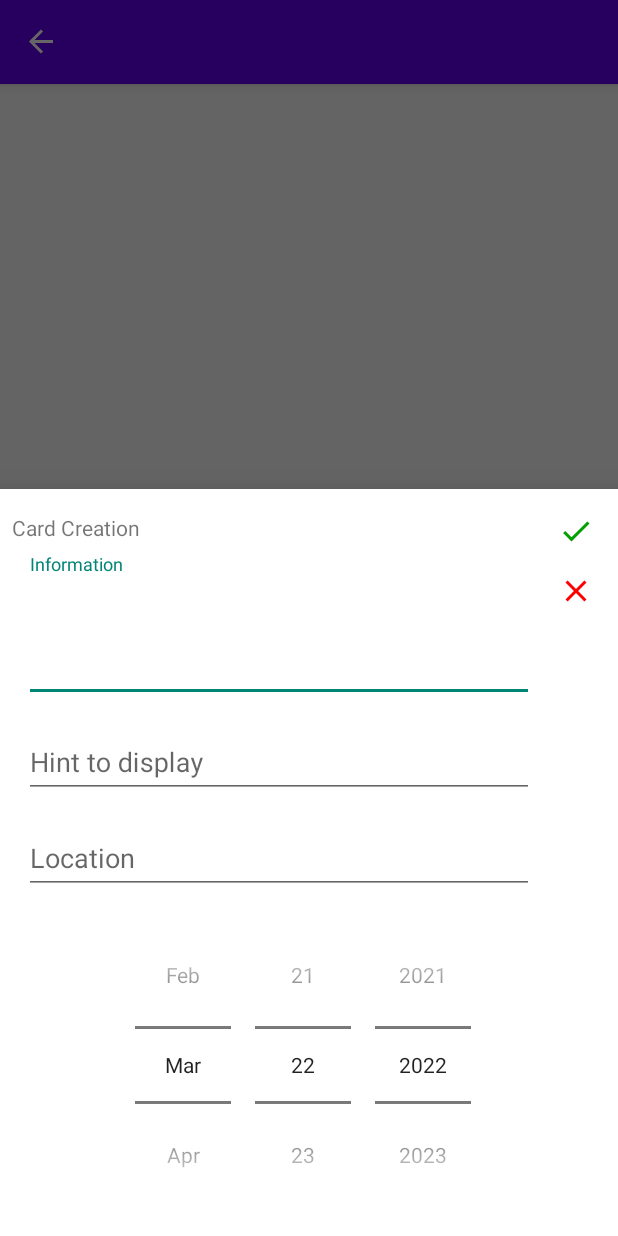
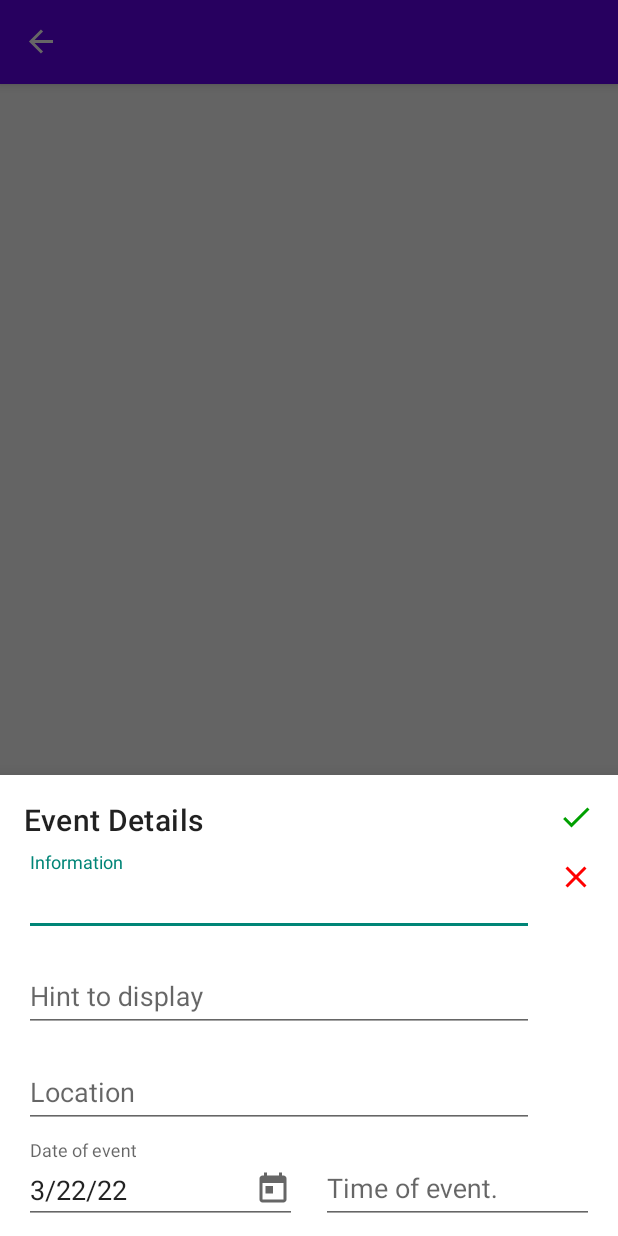
Before and after one commit to ddc-java-15/reminder-buddy, an Android app: the CardDetailsFragment screen opened through its navigation route, on a phone screen of 412 x 824 dp. Run offline under Robolectric (Android 15) with nearby library versions, the phone set to English and light mode, and no system bars; our stand-ins replace Room's generated code, RxJava, navigation-ui; 1 statement that could not run was skipped.

Commit message:
Working on date picker controls.

```diff
--- a/app/src/main/java/edu/cnm/deepdive/reminderbuddy/controller/CardDetailsFragment.java
+++ b/app/src/main/java/edu/cnm/deepdive/reminderbuddy/controller/CardDetailsFragment.java
@@ -6,20 +6,29 @@ import android.view.View;
 import android.view.ViewGroup;
 import androidx.annotation.NonNull;
 import androidx.annotation.Nullable;
+import androidx.lifecycle.LiveData;
+import androidx.lifecycle.Observer;
 import androidx.lifecycle.ViewModelProvider;
+import androidx.navigation.NavController;
+import androidx.navigation.Navigation;
 import com.google.android.material.bottomsheet.BottomSheetDialogFragment;
+import edu.cnm.deepdive.reminderbuddy.R;
 import edu.cnm.deepdive.reminderbuddy.databinding.FragmentCardDetailsBinding;
 import edu.cnm.deepdive.reminderbuddy.model.entity.Card;
 import edu.cnm.deepdive.reminderbuddy.viewmodel.CardViewModel;
+import java.text.DateFormat;
 import java.util.Calendar;
 
-public class CardDetailsFragment extends BottomSheetDialogFragment {
+public class CardDetailsFragment extends BottomSheetDialogFragment implements
+    DatePickerDialogFragment.OnChangeListener {
 
 
+  private NavController navController;
   private FragmentCardDetailsBinding binding;
   private CardViewModel viewModel;
   private long cardId;
   private Card card;
+  private DateFormat dateFormat;
 
   @Override
   public void onCreate(Bundle savedInstanceState) {
@@ -32,18 +41,24 @@ public class CardDetailsFragment extends BottomSheetDialogFragment {
   public View onCreateView(LayoutInflater inflater, ViewGroup container,
       Bundle savedInstanceState) {
     super.onCreateView(inflater, container, savedInstanceState);
+    navController = Navigation
+        .findNavController(getActivity(), R.id.nav_host_fragment);
     binding = FragmentCardDetailsBinding.inflate(inflater, container, false);
     binding.save.setOnClickListener((v) -> {
       card.setInformation(binding.information.getText().toString().trim());
       card.setLocation(binding.location.getText().toString().trim());
       card.setHint(binding.hint.getText().toString().trim());
       Calendar calendar = Calendar.getInstance();
-      calendar.set(binding.date.getYear(), binding.date.getMonth(), binding.date.getDayOfMonth());
+//      calendar.set(binding.date.getYear(), binding.date.getMonth(), binding.date.getDayOfMonth());
       card.setDate(calendar.getTime());
       viewModel.save(card);
       dismiss();
     });
+    binding.date.setOnClickListener((v) -> navController
+        .navigate(CardDetailsFragmentDirections.openDatePicker(
+            new Calendar.Builder().setInstant(card.getDate()).build())));
     binding.cancel.setOnClickListener((v) -> dismiss());
+    dateFormat = android.text.format.DateFormat.getDateFormat(getContext());
     return binding.getRoot();
   }
 
@@ -61,6 +76,26 @@ public class CardDetailsFragment extends BottomSheetDialogFragment {
       viewModel.setCardId(cardId);
     } else {
       card = new Card();
+      card.setDate(Calendar.getInstance().getTime());
+      binding.date.setText(dateFormat.format(card.getDate()));
     }
+    LiveData<Calendar> datePickerCalender = navController
+        .getCurrentBackStackEntry()
+        .getSavedStateHandle()
+        .getLiveData("calendar");
+        datePickerCalender.observe(getViewLifecycleOwner(), (cal) -> {
+          Calendar updated = new Calendar.Builder()
+              .setInstant(card.getDate())
+              .setDate(cal.get(Calendar.YEAR), cal.get(Calendar.MONTH),
+                  cal.get(Calendar.DAY_OF_MONTH))
+              .build();
+          card.setDate(updated.getTime());
+          binding.date.setText(dateFormat.format(card.getDate()));
+
+        });
+  }
+
+  @Override
+  public void onChange(Calendar calendar) {
   }
 }
--- /dev/null
+++ b/app/src/main/java/edu/cnm/deepdive/reminderbuddy/controller/DatePickerDialogFragment.java
@@ -0,0 +1,60 @@
+package edu.cnm.deepdive.reminderbuddy.controller;
+
+import android.app.DatePickerDialog;
+import android.app.Dialog;
+import android.os.Bundle;
+import android.widget.DatePicker;
+import androidx.annotation.NonNull;
+import androidx.annotation.Nullable;
+import androidx.fragment.app.DialogFragment;
+import androidx.fragment.app.Fragment;
+import androidx.fragment.app.FragmentActivity;
+import androidx.navigation.NavController;
+import androidx.navigation.Navigation;
+import edu.cnm.deepdive.reminderbuddy.R;
+import java.util.Calendar;
+
+public class DatePickerDialogFragment extends DialogFragment implements DatePickerDialog.OnDateSetListener {
+
+  private Calendar calendar;
+  private OnChangeListener listener;
+  private NavController navController;
+
+
+  @Override
+  public void onCreate(@Nullable Bundle savedInstanceState) {
+    super.onCreate(savedInstanceState);
+    calendar = DatePickerDialogFragmentArgs.fromBundle(getArguments()).getDate();
+  }
+
+  @NonNull
+  @Override
+  public Dialog onCreateDialog(@Nullable Bundle savedInstanceState) {
+    Fragment parentFragment = getParentFragment();
+    FragmentActivity hostActivity = getActivity();
+    navController = Navigation.findNavController(getActivity(), R.id.nav_host_fragment);
+    if (parentFragment instanceof OnChangeListener) {
+      listener = (OnChangeListener) parentFragment;
+    } else if (hostActivity instanceof OnChangeListener) {
+      listener = (OnChangeListener) hostActivity;
+    } else {
+      listener = (cal) -> {};
+    }
+    Dialog dialog = new DatePickerDialog(getContext(), this,
+        calendar.get(Calendar.YEAR), calendar.get(Calendar.MONTH), calendar.get(Calendar.DAY_OF_MONTH));
+    return dialog;
+  }
+
+  @Override
+  public void onDateSet(DatePicker datePicker, int year, int month, int dayOfMonth) {
+    Calendar updateValue = Calendar.getInstance();
+    updateValue.set(year, month, dayOfMonth);
+    navController.getPreviousBackStackEntry().getSavedStateHandle().set("calendar", updateValue);
+  }
+
+
+  public interface OnChangeListener {
+    void onChange(Calendar calendar);
+  }
+
+}
--- /dev/null
+++ b/app/src/main/res/drawable/ic_baseline_today_24.xml
@@ -0,0 +1,10 @@
+<vector xmlns:android="http://schemas.android.com/apk/res/android"
+    android:width="24dp"
+    android:height="24dp"
+    android:viewportWidth="24"
+    android:viewportHeight="24"
+    android:tint="?attr/colorControlNormal">
+  <path
+      android:fillColor="@android:color/white"
+      android:pathData="M19,3h-1L18,1h-2v2L8,3L8,1L6,1v2L5,3c-1.11,0 -1.99,0.9 -1.99,2L3,19c0,1.1 0.89,2 2,2h14c1.1,0 2,-0.9 2,-2L21,5c0,-1.1 -0.9,-2 -2,-2zM19,19L5,19L5,8h14v11zM7,10h5v5L7,15z"/>
+</vector>
--- a/app/src/main/res/layout/fragment_card_details.xml
+++ b/app/src/main/res/layout/fragment_card_details.xml
@@ -45,9 +45,10 @@
       android:layout_width="0dp"
       android:layout_height="wrap_content"
       android:layout_margin="@dimen/half_dynamic_spacing"
+      style="@style/TextAppearance.MaterialComponents.Headline6"
       app:layout_constraintTop_toTopOf="parent"
-  app:layout_constraintBottom_toTopOf="@id/information_layout"
-  android:text="Card Creation"
+      app:layout_constraintStart_toStartOf="parent"
+      android:text="Event Details"
       />
 
     <com.google.android.material.textfield.TextInputLayout
@@ -65,7 +66,7 @@
         android:layout_width="match_parent"
         android:layout_height="wrap_content"
         android:inputType="textMultiLine"
-        android:minLines="3"
+        android:minLines="1"
         android:maxLines="3"
         android:hint="@string/information_label"/>
     </com.google.android.material.textfield.TextInputLayout>
@@ -107,8 +108,53 @@
         android:hint="@string/location_label"/>
     </com.google.android.material.textfield.TextInputLayout>
 
+    <com.google.android.material.textfield.TextInputLayout
+      android:id="@+id/date_layout"
+      android:layout_width="0dp"
+      android:layout_height="wrap_content"
+      android:layout_margin="@dimen/half_dynamic_spacing"
+      app:hintEnabled="true"
+      app:hintAnimationEnabled="true"
+      app:layout_constraintTop_toBottomOf="@id/location_layout"
+      app:layout_constraintStart_toStartOf="parent"
+      app:layout_constraintEnd_toStartOf="@id/time_layout"
+      app:layout_constraintHorizontal_weight="1">
+
+      <com.google.android.material.textfield.TextInputEditText
+        android:id="@+id/date"
+        android:layout_width="match_parent"
+        android:layout_height="wrap_content"
+        android:inputType="date"
+        android:hint="@string/event_date_label"
+        android:editable="false"
+        android:focusable="false"
+        android:clickable="true"
+        android:drawableEnd="@drawable/ic_baseline_today_24"/>
+    </com.google.android.material.textfield.TextInputLayout>
+
+    <com.google.android.material.textfield.TextInputLayout
+      android:id="@+id/time_layout"
+      android:layout_width="0dp"
+      android:layout_height="wrap_content"
+      android:layout_margin="@dimen/half_dynamic_spacing"
+      app:hintEnabled="true"
+      app:hintAnimationEnabled="true"
+      app:layout_constraintTop_toBottomOf="@id/location_layout"
+      app:layout_constraintStart_toEndOf="@id/date_layout"
+      app:layout_constraintEnd_toEndOf="parent"
+      app:layout_constraintHorizontal_weight="1">
+
+      <com.google.android.material.textfield.TextInputEditText
+        android:id="@+id/time"
+        android:layout_width="match_parent"
+        android:layout_height="wrap_content"
+        android:inputType="time"
+        android:hint="@string/event_time_label"/>
+    </com.google.android.material.textfield.TextInputLayout>
+
+<!--
     <DatePicker
-      android:id="@+id/date"
+      android:id="@+id/date_picker"
       android:layout_width="0dp"
       android:layout_height="wrap_content"
       android:layout_margin="@dimen/half_dynamic_spacing"
@@ -119,6 +165,7 @@
       app:layout_constraintTop_toBottomOf="@id/location_layout"
       app:layout_constraintStart_toStartOf="parent"
       app:layout_constraintEnd_toEndOf="parent"/>
+-->
 
     <!--
         <Button
--- a/app/src/main/res/navigation/navigation_map.xml
+++ b/app/src/main/res/navigation/navigation_map.xml
@@ -36,5 +36,25 @@
       android:name="card_id"
       app:argType="long"
       android:defaultValue="0L"/>
+
+    <action
+      android:id="@+id/open_date_picker"
+      app:destination="@id/navigation_date_picker">
+
+      <argument
+        android:name="date"
+        app:argType="java.util.Calendar"/>
+    </action>
   </dialog>
+
+  <dialog
+    android:id="@+id/navigation_date_picker"
+    android:name="edu.cnm.deepdive.reminderbuddy.controller.DatePickerDialogFragment">
+
+    <argument
+      android:name="date"
+      app:argType="java.util.Calendar"/>
+
+  </dialog>
+
 </navigation>
--- a/app/src/main/res/values/strings.xml
+++ b/app/src/main/res/values/strings.xml
@@ -31,6 +31,8 @@
   </string>
   <string name="attachment_summary_off">Only download attachments when manually requested</string>
   <string name="title_activity_fragment_preferences.xml">fragment_preferences.xml</string>
+  <string name="event_date_label">Date of event</string>
+  <string name="event_time_label">Time of event.</string>
 
 
 </resources>
```
Lines whose indentation alone changed are shown as unchanged.
